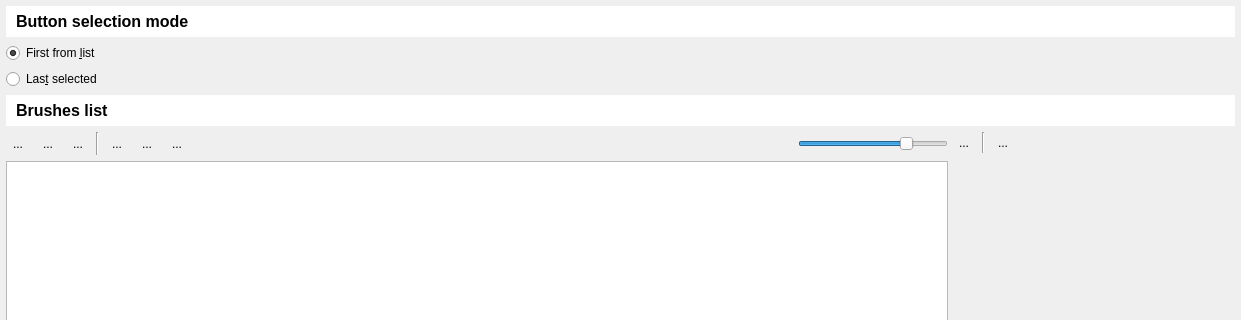
Old version of the form bulibrushswitch/bulibrushswitch/bbs/resources/bbsmainwindow.ui in the repository Grum999/BuliBrushSwitch; both pictures show x 0 to 1241 and y 0 to 320 of the 1241 by 700 pixel window.
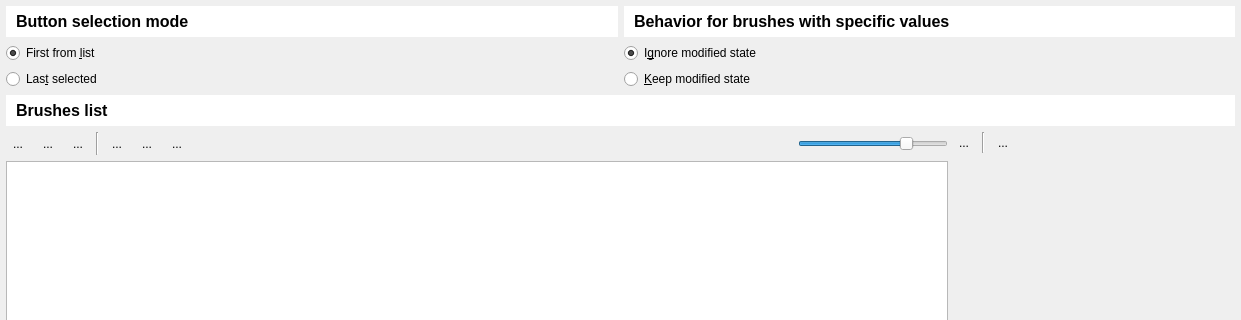
New version of the form. Icons and pictures are not drawn. Custom widgets are drawn as their Qt base class.

Commit message:
Improvement - Option for modified brush behavior
Add an option to let user choose default behavior when a brush with
specific paint tool/color is modified:
- restore initial paint tool/color
- keep selected paint tool/color

What changed in the file:
```diff
--- a/bulibrushswitch/bulibrushswitch/bbs/resources/bbsmainwindow.ui
+++ b/bulibrushswitch/bulibrushswitch/bbs/resources/bbsmainwindow.ui
@@ -88,23 +88,7 @@
         </property>
        </widget>
       </item>
-      <item row="1" column="0" colspan="2">
-       <widget class="QRadioButton" name="rbFirstFromList">
-        <property name="toolTip">
-         <string>&lt;html&gt;&lt;head/&gt;&lt;body&gt;&lt;p&gt;Button in toolbar is always mapped to first brush from list&lt;/p&gt;&lt;/body&gt;&lt;/html&gt;</string>
-        </property>
-        <property name="text">
-         <string>First from &amp;list</string>
-        </property>
-        <property name="checked">
-         <bool>true</bool>
-        </property>
-        <attribute name="buttonGroup">
-         <string notr="true">buttonGroup</string>
-        </attribute>
-       </widget>
-      </item>
-      <item row="0" column="0" colspan="2">
+      <item row="0" column="0">
        <widget class="QLabel" name="label">
         <property name="font">
          <font>
@@ -124,7 +108,43 @@
         </property>
        </widget>
       </item>
-      <item row="2" column="0" colspan="2">
+      <item row="0" column="1">
+       <widget class="QLabel" name="label_2">
+        <property name="font">
+         <font>
+          <pointsize>12</pointsize>
+          <weight>75</weight>
+          <bold>true</bold>
+         </font>
+        </property>
+        <property name="toolTip">
+         <string>For brushes with specific paint tool and/or color, define what to do when exit plugin's brush</string>
+        </property>
+        <property name="styleSheet">
+         <string notr="true">background-color: palette(light);padding: 6;</string>
+        </property>
+        <property name="text">
+         <string>Behavior for brushes with specific values</string>
+        </property>
+       </widget>
+      </item>
+      <item row="1" column="0">
+       <widget class="QRadioButton" name="rbFirstFromList">
+        <property name="toolTip">
+         <string>Button in toolbar is always mapped to first brush from list</string>
+        </property>
+        <property name="text">
+         <string>First from &amp;list</string>
+        </property>
+        <property name="checked">
+         <bool>true</bool>
+        </property>
+        <attribute name="buttonGroup">
+         <string notr="true">buttonGroup</string>
+        </attribute>
+       </widget>
+      </item>
+      <item row="2" column="0">
        <widget class="QRadioButton" name="rbLastSelected">
         <property name="toolTip">
          <string>&lt;html&gt;&lt;head/&gt;&lt;body&gt;&lt;p&gt;Button in toolbar is mapped to last brush that has been selected from list&lt;/p&gt;&lt;/body&gt;&lt;/html&gt;</string>
@@ -137,6 +157,37 @@
         </attribute>
        </widget>
       </item>
+      <item row="1" column="1">
+       <widget class="QRadioButton" name="rbModificationModeIgnore">
+        <property name="toolTip">
+         <string>For brushes with specific paint tool and/or color, exiting plugin's brush will always restore initial paint tool and/or color</string>
+        </property>
+        <property name="text">
+         <string>I&amp;gnore modified state</string>
+        </property>
+        <property name="checked">
+         <bool>true</bool>
+        </property>
+        <attribute name="buttonGroup">
+         <string notr="true">buttonGroup_2</string>
+        </attribute>
+       </widget>
+      </item>
+      <item row="2" column="1">
+       <widget class="QRadioButton" name="rbModificationModeKeep">
+        <property name="toolTip">
+         <string>For brushes with specific paint tool and/or color, exiting plugin's brush will:
+- If paint tool and/or color has been modified, keep last selected paint tool and/or color
+- If paint tool and/or color has NOT been modified, restore initial paint tool and/or color</string>
+        </property>
+        <property name="text">
+         <string>&amp;Keep modified state</string>
+        </property>
+        <attribute name="buttonGroup">
+         <string notr="true">buttonGroup_2</string>
+        </attribute>
+       </widget>
+      </item>
      </layout>
     </widget>
    </item>
```
Left out of the diff: 5 changed lines with no effect on the pictures. The commit also changes 4 other files.
